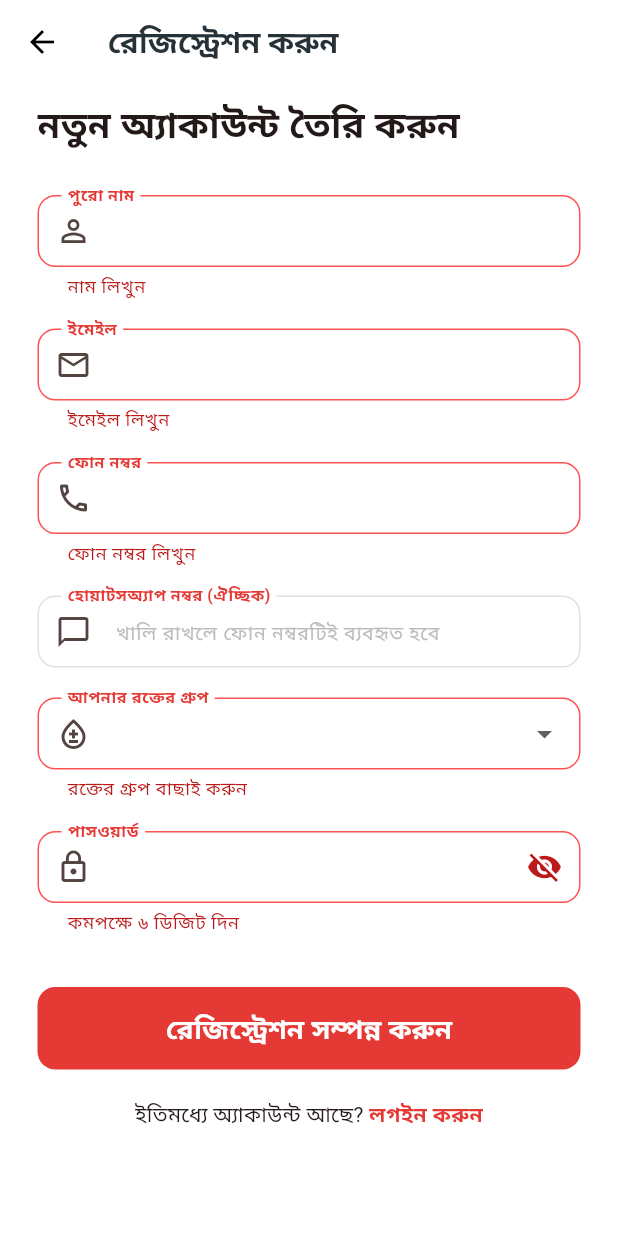
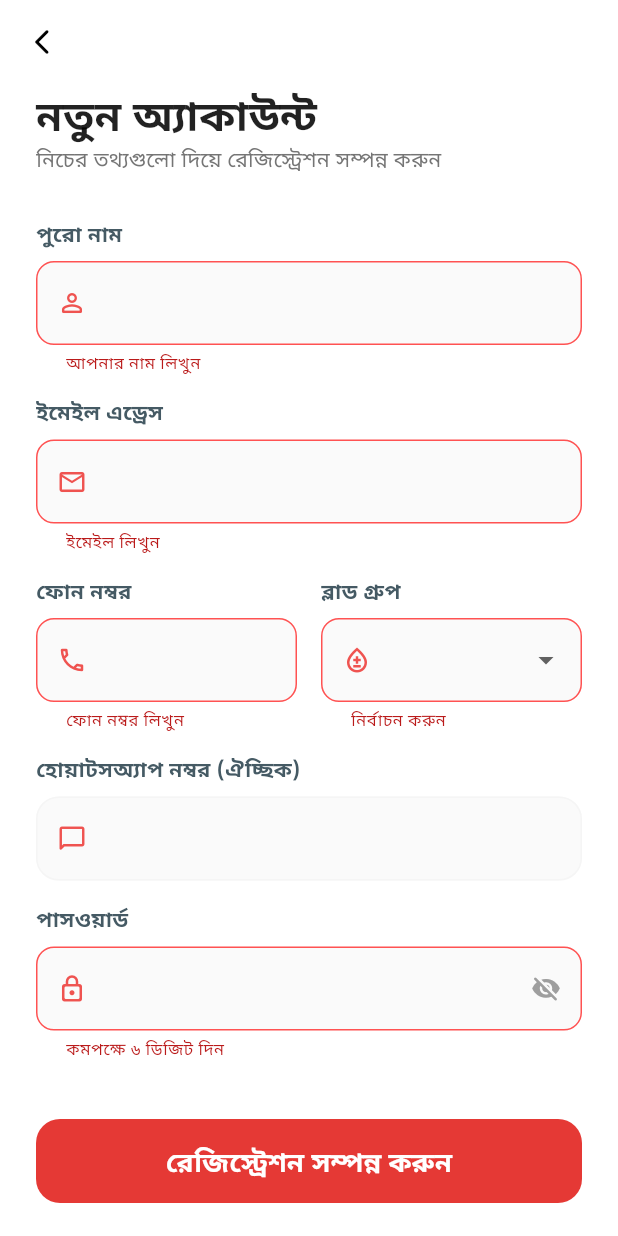
Before and after one commit to shahanuralamofficial/blood_donate, a Flutter app: the RegisterScreen screen opened directly, after a tap on "রেজিস্ট্রেশন সম্পন্ন করুন", on a phone screen of 412 x 824 dp. Run offline on Flutter 3.47's test engine with Material 3 defaults, Android fonts, the phone set to English and light mode, and no system bars; our stand-ins replace cloud_firestore, firebase_auth, firebase_core, firebase_messaging, flutter_local_notifications, flutter_riverpod and 6 more; accounts and stored records are empty.

Commit message:
Refactor and enhance the Registration Screen UI
- Improve UI/UX with a modernized design, including custom input field builders and updated styling
- Implement `_showErrorSnackBar` for consistent error handling and styled feedback
- Update form layout to use a two-column row for phone number and blood group selection
- Enhance input field decorations with rounded borders, filled backgrounds, and better focus states
- Add custom back button and refine typography using Google Fonts
- Optimize SnackBar behavior by setting it to floating across the registration flow

```diff
--- a/lib/presentation/screens/auth/register_screen.dart
+++ b/lib/presentation/screens/auth/register_screen.dart
@@ -27,7 +27,7 @@ class _RegisterScreenState extends ConsumerState<RegisterScreen> {
   Future<void> _register() async {
     if (!_formKey.currentState!.validate()) return;
     if (_selectedBloodGroup == null) {
-      ScaffoldMessenger.of(context).showSnackBar(const SnackBar(content: Text('রক্তের গ্রুপ নির্বাচন করুন')));
+      _showErrorSnackBar('রক্তের গ্রুপ নির্বাচন করুন');
       return;
     }
 
@@ -40,7 +40,7 @@ class _RegisterScreenState extends ConsumerState<RegisterScreen> {
         phone: _phoneController.text.trim(),
         whatsappNumber: _whatsappController.text.trim().isEmpty ? _phoneController.text.trim() : _whatsappController.text.trim(),
         role: 'user',
-        bloodGroup: _selectedBloodGroup, // ব্লাড গ্রুপ এখানে পাস করা হয়েছে
+        bloodGroup: _selectedBloodGroup,
       );
 
       await ref.read(authRepositoryProvider).signUpWithEmail(
@@ -50,19 +50,30 @@ class _RegisterScreenState extends ConsumerState<RegisterScreen> {
 
       if (mounted) {
         ScaffoldMessenger.of(context).showSnackBar(
-          const SnackBar(content: Text('রেজিস্ট্রেশন সফল হয়েছে। এখন লগইন করুন।'), backgroundColor: Colors.green),
+          const SnackBar(
+            content: Text('রেজিস্ট্রেশন সফল হয়েছে। এখন লগইন করুন।'),
+            backgroundColor: Colors.green,
+            behavior: SnackBarBehavior.floating,
+          ),
         );
         Navigator.pop(context);
       }
     } catch (e) {
-      if (mounted) {
-        ScaffoldMessenger.of(context).showSnackBar(
-          SnackBar(content: Text('ত্রুটি: ${e.toString()}'), backgroundColor: Colors.red),
-        );
-      }
+      _showErrorSnackBar('ত্রুটি: ${e.toString()}');
     } finally {
       if (mounted) setState(() => _isLoading = false);
     }
+  }
+
+  void _showErrorSnackBar(String message) {
+    ScaffoldMessenger.of(context).showSnackBar(
+      SnackBar(
+        content: Text(message, style: GoogleFonts.notoSansBengali()),
+        backgroundColor: Colors.red.shade800,
+        behavior: SnackBarBehavior.floating,
+        shape: RoundedRectangleBorder(borderRadius: BorderRadius.circular(10)),
+      ),
+    );
   }
 
   @override
@@ -70,112 +81,186 @@ class _RegisterScreenState extends ConsumerState<RegisterScreen> {
     return Scaffold(
       backgroundColor: Colors.white,
       appBar: AppBar(
-        title: Text('রেজিস্ট্রেশন করুন', style: GoogleFonts.notoSansBengali(fontWeight: FontWeight.bold)),
         backgroundColor: Colors.white,
-        foregroundColor: Colors.black,
         elevation: 0,
+        leading: IconButton(
+          icon: const Icon(Icons.arrow_back_ios_new_rounded, color: Colors.black, size: 20),
+          onPressed: () => Navigator.pop(context),
+        ),
       ),
       body: SingleChildScrollView(
-        padding: const EdgeInsets.symmetric(horizontal: 25.0, vertical: 10),
+        child: Padding(
+          padding: const EdgeInsets.symmetric(horizontal: 24.0),
           child: Form(
             key: _formKey,
             child: Column(
               crossAxisAlignment: CrossAxisAlignment.start,
               children: [
                 Text(
-                'নতুন অ্যাকাউন্ট তৈরি করুন',
-                style: GoogleFonts.notoSansBengali(fontSize: 24, fontWeight: FontWeight.bold),
+                  'নতুন অ্যাকাউন্ট',
+                  style: GoogleFonts.notoSansBengali(fontSize: 28, fontWeight: FontWeight.bold, color: Colors.black87),
+                ),
+                Text(
+                  'নিচের তথ্যগুলো দিয়ে রেজিস্ট্রেশন সম্পন্ন করুন',
+                  style: GoogleFonts.notoSansBengali(fontSize: 14, color: Colors.grey.shade600),
                 ),
                 const SizedBox(height: 30),
 
-              TextFormField(
+                _buildInputField(
                   controller: _nameController,
-                decoration: const InputDecoration(labelText: 'পুরো নাম', prefixIcon: Icon(Icons.person_outline)),
-                validator: (v) => v!.isEmpty ? 'নাম লিখুন' : null,
+                  label: 'পুরো নাম',
+                  icon: Icons.person_outline_rounded,
+                  validator: (v) => v!.isEmpty ? 'আপনার নাম লিখুন' : null,
                 ),
-              const SizedBox(height: 20),
+                const SizedBox(height: 16),
 
-              TextFormField(
+                _buildInputField(
                   controller: _emailController,
+                  label: 'ইমেইল এড্রেস',
+                  icon: Icons.email_outlined,
                   keyboardType: TextInputType.emailAddress,
-                decoration: const InputDecoration(labelText: 'ইমেইল', prefixIcon: Icon(Icons.email_outlined)),
                   validator: (v) => v!.isEmpty ? 'ইমেইল লিখুন' : null,
                 ),
-              const SizedBox(height: 20),
+                const SizedBox(height: 16),
 
-              TextFormField(
+                Row(
+                  children: [
+                    Expanded(
+                      child: _buildInputField(
                         controller: _phoneController,
+                        label: 'ফোন নম্বর',
+                        icon: Icons.phone_outlined,
                         keyboardType: TextInputType.phone,
-                decoration: const InputDecoration(labelText: 'ফোন নম্বর', prefixIcon: Icon(Icons.phone_outlined)),
                         validator: (v) => v!.isEmpty ? 'ফোন নম্বর লিখুন' : null,
                       ),
-              const SizedBox(height: 20),
+                    ),
+                    const SizedBox(width: 16),
+                    Expanded(
+                      child: _buildBloodDropdown(),
+                    ),
+                  ],
+                ),
+                const SizedBox(height: 16),
 
-              TextFormField(
+                _buildInputField(
                   controller: _whatsappController,
+                  label: 'হোয়াটসঅ্যাপ নম্বর (ঐচ্ছিক)',
+                  icon: Icons.chat_bubble_outline_rounded,
                   keyboardType: TextInputType.phone,
-                decoration: const InputDecoration(
-                  labelText: 'হোয়াটসঅ্যাপ নম্বর (ঐচ্ছিক)',
-                  prefixIcon: Icon(Icons.chat_bubble_outline),
-                  hintText: 'খালি রাখলে ফোন নম্বরটিই ব্যবহৃত হবে',
                 ),
-              ),
-              const SizedBox(height: 20),
+                const SizedBox(height: 16),
 
-              DropdownButtonFormField<String>(
-                value: _selectedBloodGroup,
-                items: _bloodGroups
-                    .map((bg) => DropdownMenuItem(
-                          value: bg,
-                          child: Text(bg),
-                        ))
-                    .toList(),
-                onChanged: (v) => setState(() => _selectedBloodGroup = v),
-                decoration: const InputDecoration(labelText: 'আপনার রক্তের গ্রুপ', prefixIcon: Icon(Icons.bloodtype_outlined)),
-                validator: (v) => v == null ? 'রক্তের গ্রুপ বাছাই করুন' : null,
-              ),
-              const SizedBox(height: 20),
-
-              TextFormField(
+                _buildInputField(
                   controller: _passwordController,
+                  label: 'পাসওয়ার্ড',
+                  icon: Icons.lock_outline_rounded,
+                  isPassword: true,
                   obscureText: _obscurePassword,
-                decoration: InputDecoration(
-                  labelText: 'পাসওয়ার্ড',
-                  prefixIcon: const Icon(Icons.lock_outline),
-                  suffixIcon: IconButton(
-                    icon: Icon(_obscurePassword ? Icons.visibility_off : Icons.visibility),
-                    onPressed: () => setState(() => _obscurePassword = !_obscurePassword),
-                  ),
-                ),
+                  onTogglePassword: () => setState(() => _obscurePassword = !_obscurePassword),
                   validator: (v) => v!.length < 6 ? 'কমপক্ষে ৬ ডিজিট দিন' : null,
                 ),
-              const SizedBox(height: 35),
+
+                const SizedBox(height: 40),
 
                 if (_isLoading)
                   const Center(child: CircularProgressIndicator(color: Colors.red))
                 else
                   ElevatedButton(
                     onPressed: _register,
-                  style: ElevatedButton.styleFrom(minimumSize: const Size(double.infinity, 55)),
+                    style: ElevatedButton.styleFrom(
+                      backgroundColor: const Color(0xFFE53935),
+                      foregroundColor: Colors.white,
+                      minimumSize: const Size(double.infinity, 56),
+                      shape: RoundedRectangleBorder(borderRadius: BorderRadius.circular(16)),
+                      elevation: 0,
+                    ),
                     child: Text('রেজিস্ট্রেশন সম্পন্ন করুন', style: GoogleFonts.notoSansBengali(fontSize: 18, fontWeight: FontWeight.bold)),
                   ),
-              const SizedBox(height: 20),
 
+                const SizedBox(height: 24),
                 Row(
                   mainAxisAlignment: MainAxisAlignment.center,
                   children: [
-                  const Text('ইতিমধ্যে অ্যাকাউন্ট আছে? '),
+                    Text('ইতিমধ্যে অ্যাকাউন্ট আছে? ', style: GoogleFonts.notoSansBengali(color: Colors.grey.shade600)),
                     GestureDetector(
                       onTap: () => Navigator.pop(context),
-                    child: const Text('লগইন করুন', style: TextStyle(color: Color(0xFFE53935), fontWeight: FontWeight.bold)),
+                      child: Text('লগইন করুন', style: GoogleFonts.notoSansBengali(color: const Color(0xFFE53935), fontWeight: FontWeight.bold)),
                     ),
                   ],
                 ),
-              const SizedBox(height: 30),
+                const SizedBox(height: 40),
               ],
+            ),
           ),
         ),
       ),
     );
   }
+
+  Widget _buildInputField({
+    required TextEditingController controller,
+    required String label,
+    required IconData icon,
+    bool isPassword = false,
+    bool obscureText = false,
+    VoidCallback? onTogglePassword,
+    TextInputType? keyboardType,
+    String? Function(String?)? validator,
+  }) {
+    return Column(
+      crossAxisAlignment: CrossAxisAlignment.start,
+      children: [
+        Text(label, style: GoogleFonts.notoSansBengali(fontSize: 14, fontWeight: FontWeight.w600, color: Colors.blueGrey.shade700)),
+        const SizedBox(height: 8),
+        TextFormField(
+          controller: controller,
+          obscureText: obscureText,
+          keyboardType: keyboardType,
+          validator: validator,
+          decoration: InputDecoration(
+            prefixIcon: Icon(icon, color: Colors.red.shade400, size: 20),
+            suffixIcon: isPassword
+                ? IconButton(
+                    icon: Icon(obscureText ? Icons.visibility_off_rounded : Icons.visibility_rounded, color: Colors.grey, size: 20),
+                    onPressed: onTogglePassword,
+                  )
+                : null,
+            filled: true,
+            fillColor: Colors.grey.shade50,
+            contentPadding: const EdgeInsets.symmetric(vertical: 16, horizontal: 16),
+            border: OutlineInputBorder(borderRadius: BorderRadius.circular(15), borderSide: BorderSide.none),
+            enabledBorder: OutlineInputBorder(borderRadius: BorderRadius.circular(15), borderSide: BorderSide(color: Colors.grey.shade100)),
+            focusedBorder: OutlineInputBorder(borderRadius: BorderRadius.circular(15), borderSide: const BorderSide(color: Color(0xFFE53935), width: 1.5)),
+            errorStyle: const TextStyle(fontSize: 11),
+          ),
+        ),
+      ],
+    );
   }
+
+  Widget _buildBloodDropdown() {
+    return Column(
+      crossAxisAlignment: CrossAxisAlignment.start,
+      children: [
+        Text('ব্লাড গ্রুপ', style: GoogleFonts.notoSansBengali(fontSize: 14, fontWeight: FontWeight.w600, color: Colors.blueGrey.shade700)),
+        const SizedBox(height: 8),
+        DropdownButtonFormField<String>(
+          value: _selectedBloodGroup,
+          items: _bloodGroups.map((bg) => DropdownMenuItem(value: bg, child: Text(bg))).toList(),
+          onChanged: (v) => setState(() => _selectedBloodGroup = v),
+          validator: (v) => v == null ? 'নির্বাচন করুন' : null,
+          decoration: InputDecoration(
+            prefixIcon: Icon(Icons.bloodtype_outlined, color: Colors.red.shade400, size: 20),
+            filled: true,
+            fillColor: Colors.grey.shade50,
+            contentPadding: const EdgeInsets.symmetric(vertical: 16, horizontal: 16),
+            border: OutlineInputBorder(borderRadius: BorderRadius.circular(15), borderSide: BorderSide.none),
+            enabledBorder: OutlineInputBorder(borderRadius: BorderRadius.circular(15), borderSide: BorderSide(color: Colors.grey.shade100)),
+            focusedBorder: OutlineInputBorder(borderRadius: BorderRadius.circular(15), borderSide: const BorderSide(color: Color(0xFFE53935), width: 1.5)),
+            errorStyle: const TextStyle(fontSize: 11),
+          ),
+        ),
+      ],
+    );
+  }
+}
```
Lines whose indentation alone changed are shown as unchanged.
